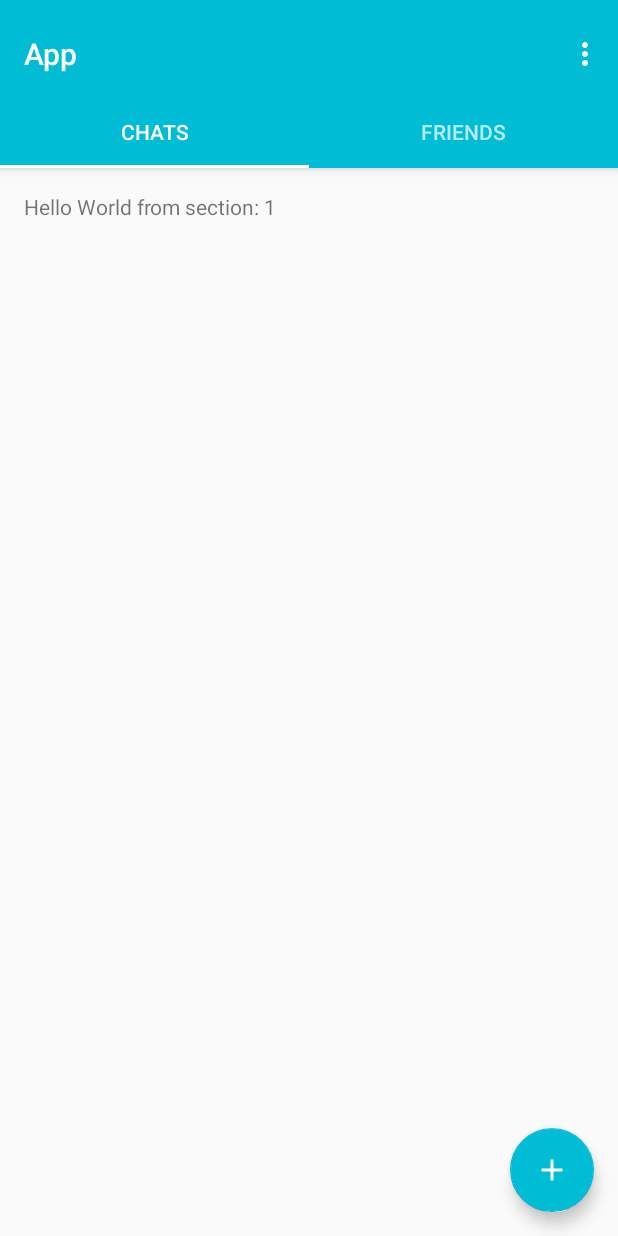
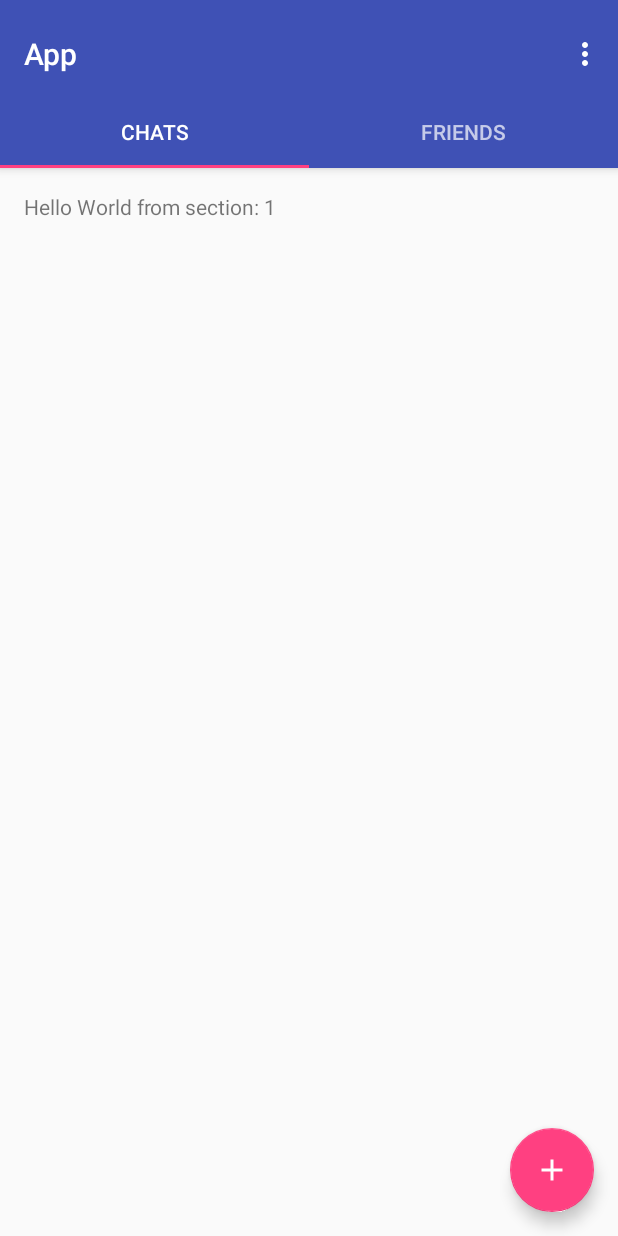
Before and after one commit to jun159/Splash2016, an Android app: the screen it shows after launch (MainActivity), on a phone screen of 412 x 824 dp. Run offline under Robolectric (Android 15) with nearby library versions, the phone set to English and light mode, and no system bars.

Commit message:
Changed floating button

```diff
--- a/app/src/main/res/layout/activity_main.xml
+++ b/app/src/main/res/layout/activity_main.xml
@@ -44,7 +44,7 @@
         android:layout_height="wrap_content"
         android:layout_gravity="bottom|end"
         android:layout_margin="@dimen/fab_margin"
-        app:backgroundTint="@color/colorPrimary"
+        app:backgroundTint="@color/colorAccent"
         android:src="@drawable/ic_add_black_24dp" />
 
 </android.support.design.widget.CoordinatorLayout>
--- a/app/src/main/res/values/colors.xml
+++ b/app/src/main/res/values/colors.xml
@@ -1,8 +1,8 @@
 <?xml version="1.0" encoding="utf-8"?>
 <resources>
-    <color name="colorPrimary">#00BCD4</color>
-    <color name="colorPrimaryDark">#0097A7</color>
-    <color name="colorAccent">#FFFFFF</color>
+    <color name="colorPrimary">#3F51B5</color>
+    <color name="colorPrimaryDark">#303F9F</color>
+    <color name="colorAccent">#FF4081</color>
     <color name="colorApp">#a7defb</color>
 
     <color name="transparent">#80000000</color>
```
